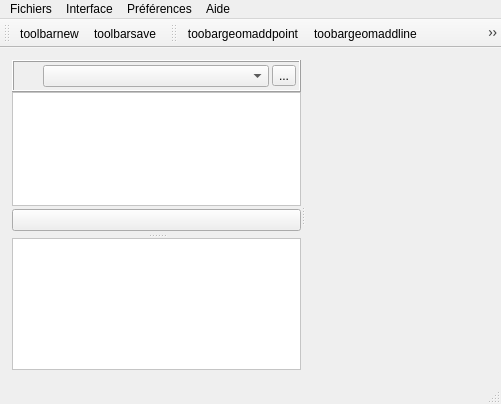
This is Lamia/iface/qgiswidget/ifaceqgswidget.ui in Artelia/Lamia as Qt 5 draws it before an edit. The edited form follows.
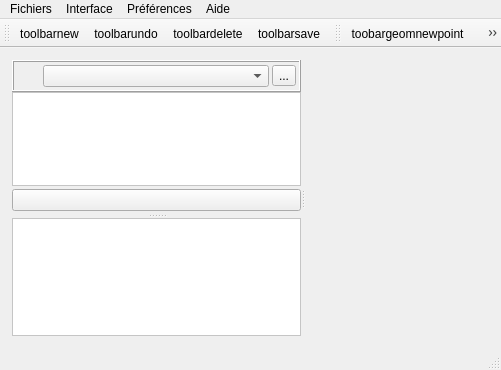
This is the edited form. Icons and pictures are not drawn.

Diff of the .ui file:
```diff
--- a/Lamia/iface/qgiswidget/ifaceqgswidget.ui
+++ b/Lamia/iface/qgiswidget/ifaceqgswidget.ui
@@ -7,7 +7,7 @@
     <x>0</x>
     <y>0</y>
     <width>501</width>
-    <height>404</height>
+    <height>370</height>
    </rect>
   </property>
   <property name="windowTitle">
@@ -689,6 +689,8 @@
     <bool>false</bool>
    </attribute>
    <addaction name="actiontoolbarnew"/>
+   <addaction name="actiontoolbarundo"/>
+   <addaction name="actiontoolbardelete"/>
    <addaction name="actiontoolbarsave"/>
   </widget>
   <widget class="QToolBar" name="toolBarFormGeom">
@@ -701,9 +703,12 @@
    <attribute name="toolBarBreak">
     <bool>false</bool>
    </attribute>
+   <addaction name="actiontoobargeomnewpoint"/>
+   <addaction name="actiontoobargeomnewline"/>
+   <addaction name="actiontoobargeomnewpolygon"/>
    <addaction name="actiontoobargeomaddpoint"/>
-   <addaction name="actiontoobargeomaddline"/>
-   <addaction name="actiontoobargeomaddpolygon"/>
+   <addaction name="actiontoobargeomaddGPSpoint"/>
+   <addaction name="actiontoobargeomeditlayer"/>
   </widget>
   <action name="actionTre">
    <property name="text">
@@ -909,13 +914,13 @@
     <string>toolbarnew</string>
    </property>
   </action>
-  <action name="actiontoobargeomaddpoint">
+  <action name="actiontoobargeomnewpoint">
    <property name="icon">
     <iconset resource="../../resources.qrc">
      <normaloff>:/plugins/Lamia/icons/mActionCapturePoint.svg</normaloff>:/plugins/Lamia/icons/mActionCapturePoint.svg</iconset>
    </property>
    <property name="text">
-    <string>toobargeomaddpoint</string>
+    <string>toobargeomnewpoint</string>
    </property>
   </action>
   <action name="actiontoobargeomaddline">
@@ -924,7 +929,7 @@
      <normaloff>:/plugins/Lamia/icons/mActionCaptureLine.svg</normaloff>:/plugins/Lamia/icons/mActionCaptureLine.svg</iconset>
    </property>
    <property name="text">
-    <string>toobargeomaddline</string>
+    <string>toobargeomnewline</string>
    </property>
   </action>
   <action name="actiontoobargeomaddpolygon">
@@ -933,7 +938,52 @@
      <normaloff>:/plugins/Lamia/icons/mActionCapturePolygon.svg</normaloff>:/plugins/Lamia/icons/mActionCapturePolygon.svg</iconset>
    </property>
    <property name="text">
-    <string>toobargeomaddpolygon</string>
+    <string>toobargeomanewpolygon</string>
+   </property>
+  </action>
+  <action name="actiontoolbardelete">
+   <property name="icon">
+    <iconset resource="../../resources.qrc">
+     <normaloff>:/plugins/Lamia/icons/Delete_48x48.png</normaloff>:/plugins/Lamia/icons/Delete_48x48.png</iconset>
+   </property>
+   <property name="text">
+    <string>toolbardelete</string>
+   </property>
+  </action>
+  <action name="actiontoolbarundo">
+   <property name="icon">
+    <iconset resource="../../resources.qrc">
+     <normaloff>:/plugins/Lamia/icons/deselect.png</normaloff>:/plugins/Lamia/icons/deselect.png</iconset>
+   </property>
+   <property name="text">
+    <string>toolbarundo</string>
+   </property>
+  </action>
+  <action name="actiontoobargeomaddpoint">
+   <property name="icon">
+    <iconset resource="../../resources.qrc">
+     <normaloff>:/plugins/Lamia/icons/mActionAddNodesItem1.svg</normaloff>:/plugins/Lamia/icons/mActionAddNodesItem1.svg</iconset>
+   </property>
+   <property name="text">
+    <string>toobargeomaddpoint</string>
+   </property>
+  </action>
+  <action name="actiontoobargeomaddGPSpoint">
+   <property name="icon">
+    <iconset resource="../../resources.qrc">
+     <normaloff>:/plugins/Lamia/icons/mActionAddNodesItemGPS.svg</normaloff>:/plugins/Lamia/icons/mActionAddNodesItemGPS.svg</iconset>
+   </property>
+   <property name="text">
+    <string>toobargeomaddGPSpoint</string>
+   </property>
+  </action>
+  <action name="actiontoobargeomeditlayer">
+   <property name="icon">
+    <iconset resource="../../resources.qrc">
+     <normaloff>:/plugins/Lamia/icons/mActionVertexTool2.svg</normaloff>:/plugins/Lamia/icons/mActionVertexTool2.svg</iconset>
+   </property>
+   <property name="text">
+    <string>toobargeomeditlayer</string>
    </property>
   </action>
  </widget>
```
Left out of the diff: 4 changed lines with no effect on the pictures.
